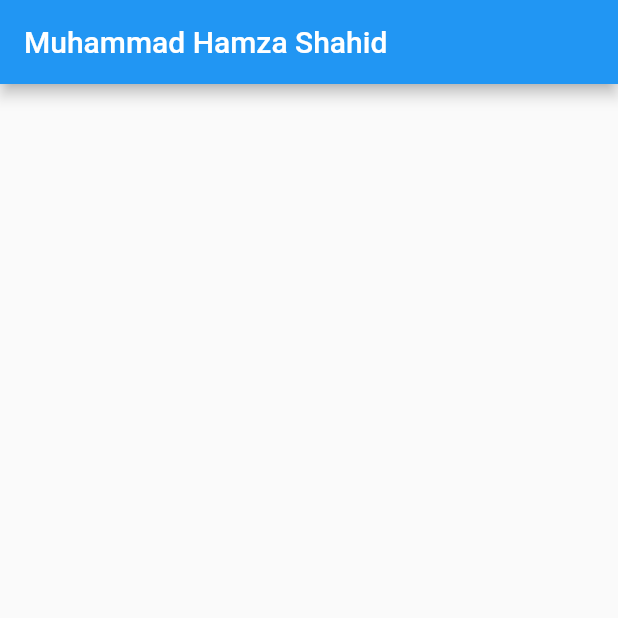
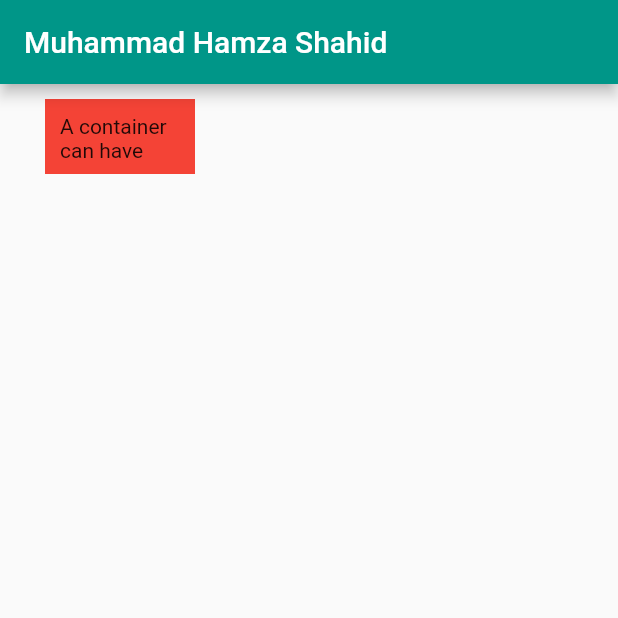
Before and after one commit to muhammad-hamza-shahid/mi_card_flutter_app, a Flutter app: the screen it shows after launch, on a phone screen of 412 x 824 dp, the top half of it. Run offline on Flutter 3.47's test engine with Material 2 defaults, Android fonts, the phone set to English and light mode, and no system bars.

Commit message:
implemented Container widget

```diff
--- a/lib/main.dart
+++ b/lib/main.dart
@@ -1,3 +1,4 @@
+import 'package:flutter/cupertino.dart';
 import 'package:flutter/material.dart';
 
 void main() {
@@ -8,9 +9,19 @@ class myApp extends StatelessWidget {
   @override
   Widget build(BuildContext context) {
     return MaterialApp(
+      color: Colors.teal,
       home: Scaffold(
         appBar: AppBar(
+          backgroundColor: Colors.teal,
           title: Text('Muhammad Hamza Shahid'),
+        ),
+        body: Container(
+          color: Colors.red,
+          width: 100,
+          padding: EdgeInsets.all(10),
+          height: 50,
+          margin: EdgeInsets.fromLTRB(30, 10, 30, 10),
+          child: Text('A container can have only one child'),
         ),
       ),
     );
```
